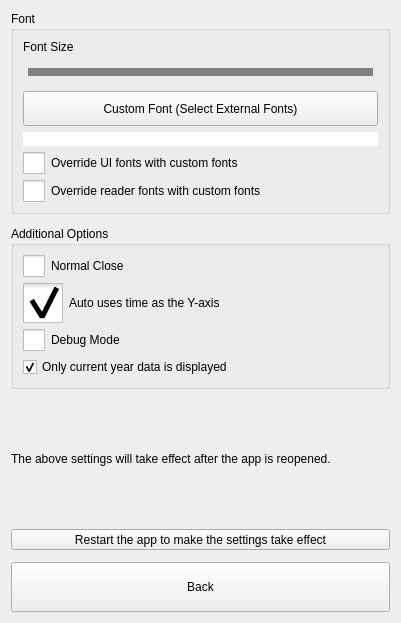
First picture: the form in src/Preferences.ui, repository ic005k/Knot-Legacy, before the edit.
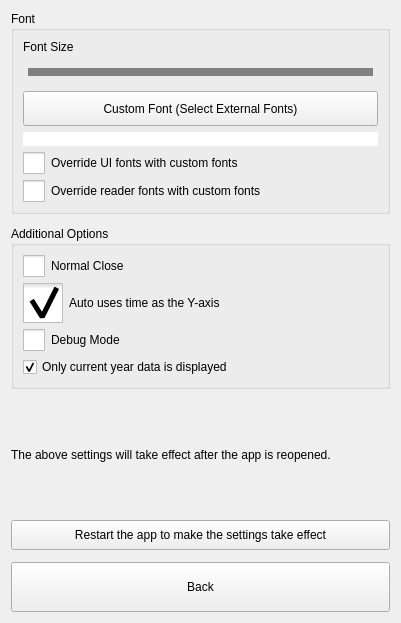
Second picture: the form after the edit. Icons and pictures are not drawn.

Diff of the .ui file:
```diff
--- a/src/Preferences.ui
+++ b/src/Preferences.ui
@@ -244,6 +244,12 @@
        <verstretch>0</verstretch>
       </sizepolicy>
      </property>
+     <property name="minimumSize">
+      <size>
+       <width>0</width>
+       <height>30</height>
+      </size>
+     </property>
      <property name="text">
       <string>Restart the app to make the settings take effect</string>
      </property>
```
Left out of the diff: 2 changed lines with no effect on the pictures.
